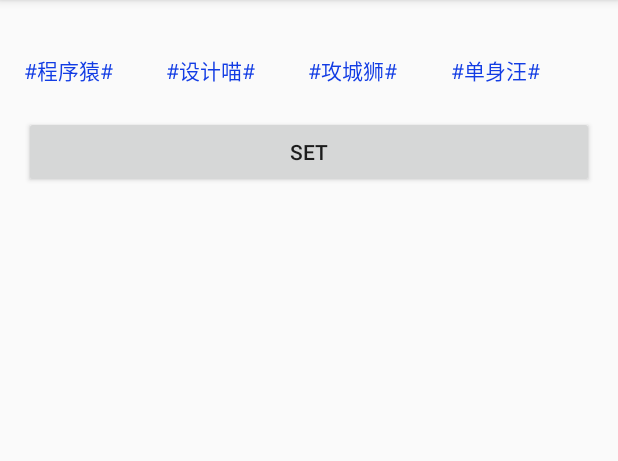
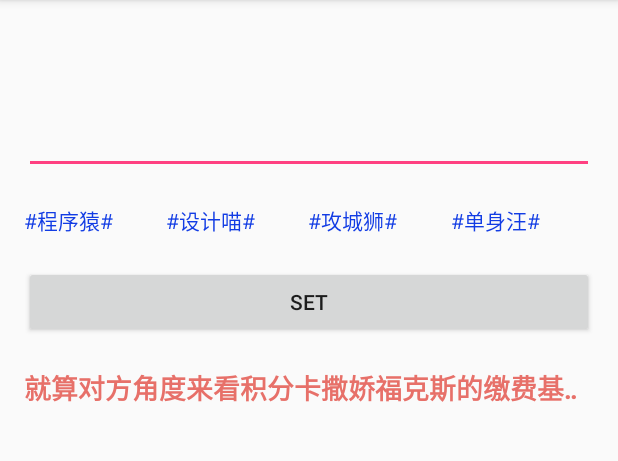
Before and after one commit to jihaifeng/DetailFlow, an Android app: the TopicActivity screen opened directly, with no data from a screen before it, on a phone screen of 412 x 824 dp, the part 84-545 px from its top. Run offline under Robolectric (Android 15) with nearby library versions, the phone set to English and light mode, and no system bars.

Commit message:
marquee textView

```diff
--- a/app/src/main/java/com/meechao/detailflow/activity/TopicActivity.java
+++ b/app/src/main/java/com/meechao/detailflow/activity/TopicActivity.java
@@ -27,11 +27,6 @@ public class TopicActivity extends AppCompatActivity implements View.OnClickList
     findViewById(R.id.tv_1).setOnClickListener(this);
     findViewById(R.id.tv_2).setOnClickListener(this);
     findViewById(R.id.tv_3).setOnClickListener(this);
-    findViewById(R.id.btn_set).setOnClickListener(new View.OnClickListener() {
-      @Override public void onClick(View v) {
-et.setVisibility(View.VISIBLE);
-      }
-    });
 
     et.setOnKeyListener(new View.OnKeyListener() {
       @Override public boolean onKey(View v, int keyCode, KeyEvent keyEvent) {
--- a/app/src/main/res/layout/activity_topic.xml
+++ b/app/src/main/res/layout/activity_topic.xml
@@ -14,7 +14,6 @@
       android:id="@+id/et_content"
       android:layout_width="match_parent"
       android:layout_height="100dp"
-      android:visibility="gone"
       android:textColor="#000"
       android:textSize="@dimen/sp_12"
       app:topic_regex="@string/topic_regex"/>
@@ -72,4 +71,18 @@
       android:layout_width="match_parent"
       android:layout_height="wrap_content"
       android:textColor="@color/red"/>
+
+  <TextView
+      android:id="@+id/tv_table_name"
+      android:layout_width="wrap_content"
+      android:layout_height="wrap_content"
+      android:singleLine="true"
+      android:focusable="true"
+      android:focusableInTouchMode="true"
+      android:text="就算对方角度来看积分卡撒娇福克斯的缴费基数大幅减少贷款房价跌幅扩大解放打算开发建设的方式登记方式的开发建设贷款的司法鉴定收费的"
+      android:textColor="@color/red"
+      android:marqueeRepeatLimit="marquee_forever"
+      android:ellipsize="marquee"
+      android:textSize="18sp"
+      android:textStyle="bold" />
 </LinearLayout>
```
